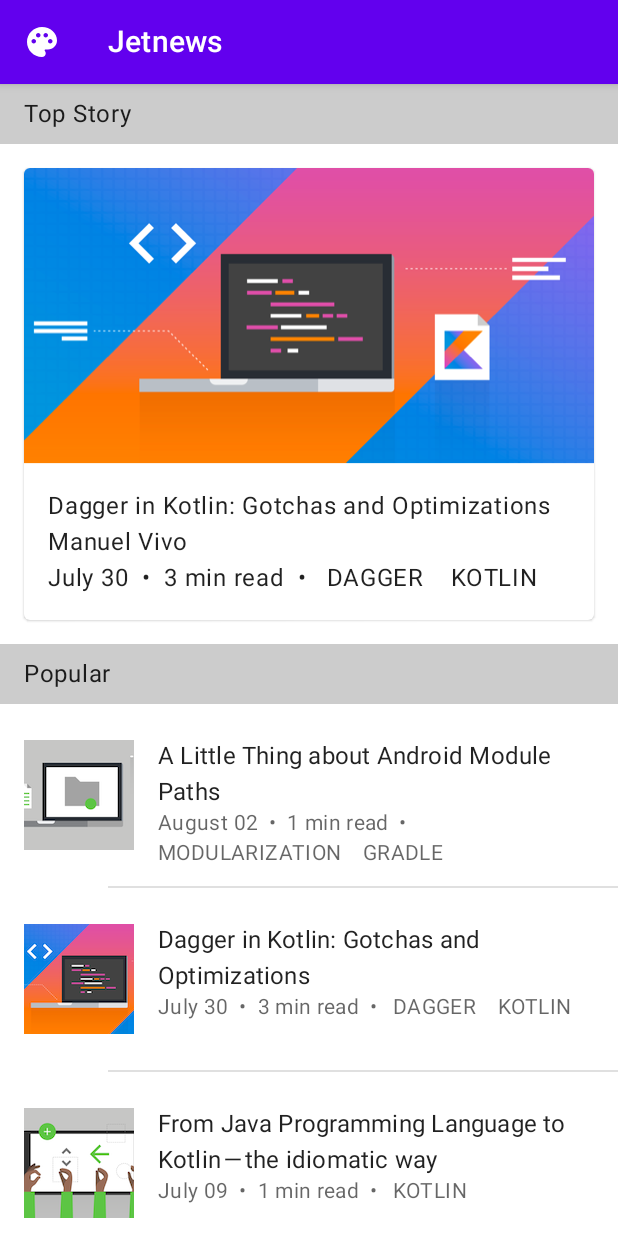
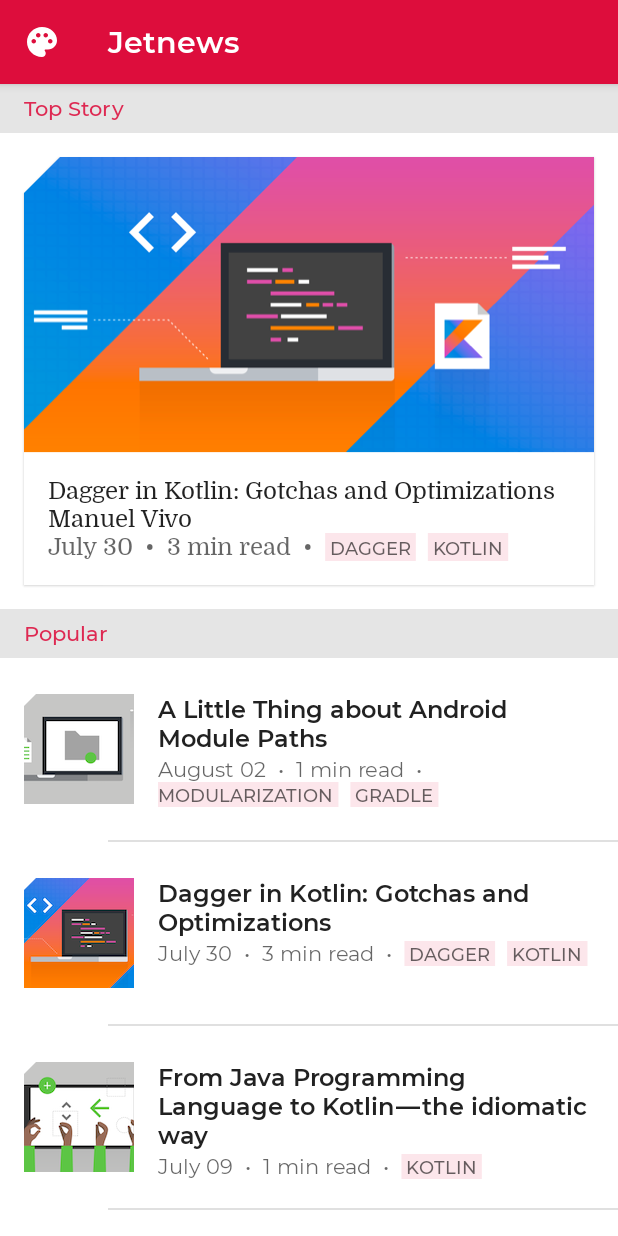
Before and after one commit to theodesp/jetpackComposeThemeApp, an Android app built with Jetpack Compose: the screen it shows after launch (MainActivity), on a phone screen of 412 x 824 dp. Run offline under Robolectric (Android 15) with nearby library versions, the phone set to English and light mode, and no system bars.

Commit message:
Add themes
Signed-off-by: theodesp <328805+theodesp@users.noreply.github.com>

```diff
--- a/app/src/main/java/com/codelab/theming/ui/start/Home.kt
+++ b/app/src/main/java/com/codelab/theming/ui/start/Home.kt
@@ -27,21 +27,14 @@ import androidx.compose.foundation.layout.heightIn
 import androidx.compose.foundation.layout.padding
 import androidx.compose.foundation.lazy.LazyColumn
 import androidx.compose.foundation.lazy.items
-import androidx.compose.material.Card
-import androidx.compose.material.Divider
-import androidx.compose.material.ExperimentalMaterialApi
-import androidx.compose.material.Icon
-import androidx.compose.material.ListItem
-import androidx.compose.material.MaterialTheme
-import androidx.compose.material.Scaffold
-import androidx.compose.material.Surface
-import androidx.compose.material.Text
-import androidx.compose.material.TopAppBar
+import androidx.compose.material.*
 import androidx.compose.material.icons.Icons
 import androidx.compose.material.icons.rounded.Palette
 import androidx.compose.runtime.Composable
+import androidx.compose.runtime.CompositionLocalProvider
 import androidx.compose.runtime.remember
 import androidx.compose.ui.Modifier
+import androidx.compose.ui.draw.clip
 import androidx.compose.ui.graphics.Color
 import androidx.compose.ui.layout.ContentScale
 import androidx.compose.ui.res.painterResource
@@ -49,18 +42,21 @@ import androidx.compose.ui.res.stringResource
 import androidx.compose.ui.semantics.heading
 import androidx.compose.ui.semantics.semantics
 import androidx.compose.ui.text.buildAnnotatedString
+import androidx.compose.ui.text.withStyle
 import androidx.compose.ui.tooling.preview.Preview
 import androidx.compose.ui.unit.dp
 import com.codelab.theming.R
 import com.codelab.theming.data.Post
 import com.codelab.theming.data.PostRepo
+import com.codelab.theming.ui.finish.PostItem
+import com.codelab.theming.ui.start.theme.JetnewsTheme
 import java.util.Locale
 
 @Composable
 fun Home() {
     val featured = remember { PostRepo.getFeaturedPost() }
     val posts = remember { PostRepo.getPosts() }
-    MaterialTheme {
+    JetnewsTheme {
         Scaffold(
             topBar = { AppBar() }
         ) { innerPadding ->
@@ -99,7 +95,7 @@ private fun AppBar() {
         title = {
             Text(text = stringResource(R.string.app_title))
         },
-        backgroundColor = MaterialTheme.colors.primary
+        backgroundColor = MaterialTheme.colors.primarySurface
     )
 }
 
@@ -108,15 +104,20 @@ fun Header(
     text: String,
     modifier: Modifier = Modifier
 ) {
+    Surface(
+           color = MaterialTheme.colors.onSurface.copy(alpha = 0.1f),
+           contentColor = MaterialTheme.colors.primary,
+           modifier = modifier
+                 ) {
         Text(
             text = text,
-        modifier = modifier
-            .fillMaxWidth()
-            .background(Color.LightGray)
-            .semantics { heading() }
-            .padding(horizontal = 16.dp, vertical = 8.dp)
+            style = MaterialTheme.typography.subtitle2,
+            modifier = Modifier.fillMaxWidth().padding(horizontal = 16.dp, vertical = 8.dp)
         )
     }
+}
+
+
 
 @Composable
 fun FeaturedPost(
@@ -161,6 +162,9 @@ private fun PostMetadata(
 ) {
     val divider = "  •  "
     val tagDivider = "  "
+    val tagStyle = MaterialTheme.typography.overline.toSpanStyle().copy(
+        background = MaterialTheme.colors.primary.copy(alpha = 0.1f)
+    )
     val text = buildAnnotatedString {
         append(post.metadata.date)
         append(divider)
@@ -170,13 +174,17 @@ private fun PostMetadata(
             if (index != 0) {
                 append(tagDivider)
             }
+            withStyle(tagStyle) {
                 append(" ${tag.uppercase(Locale.getDefault())} ")
             }
         }
+    }
+    CompositionLocalProvider(LocalContentAlpha provides ContentAlpha.medium) {
         Text(
             text = text,
             modifier = modifier
         )
+    }
 }
 
 @OptIn(ExperimentalMaterialApi::class)
@@ -192,7 +200,8 @@ fun PostItem(
         icon = {
             Image(
                 painter = painterResource(post.imageThumbId),
-                contentDescription = null
+                contentDescription = null,
+                modifier = Modifier.clip(shape = MaterialTheme.shapes.small)
             )
         },
         text = {
@@ -208,16 +217,25 @@ fun PostItem(
 @Composable
 private fun PostItemPreview() {
     val post = remember { PostRepo.getFeaturedPost() }
-    Surface {
+    JetnewsTheme { Surface {
         PostItem(post = post)
-    }
+    } }
 }
 
 @Preview("Featured Post")
 @Composable
 private fun FeaturedPostPreview() {
     val post = remember { PostRepo.getFeaturedPost() }
+    JetnewsTheme { FeaturedPost(post = post) }
+}
+
+@Preview("Featured Post • Dark")
+@Composable
+private fun FeaturedPostDarkPreview() {
+    val post = remember { PostRepo.getFeaturedPost() }
+    JetnewsTheme(darkTheme = true) {
         FeaturedPost(post = post)
+    }
 }
 
 @Preview("Home")
--- /dev/null
+++ b/app/src/main/java/com/codelab/theming/ui/start/theme/Color.kt
@@ -0,0 +1,9 @@
+package com.codelab.theming.ui.start.theme
+
+import androidx.compose.ui.graphics.Color
+
+val Red200 = Color(0xfff297a2)
+val Red300 = Color(0xffea6d7e)
+val Red700 = Color(0xffdd0d3c)
+val Red800 = Color(0xffd00036)
+val Red900 = Color(0xffc20029)
--- /dev/null
+++ b/app/src/main/java/com/codelab/theming/ui/start/theme/Shape.kt
@@ -0,0 +1,12 @@
+package com.codelab.theming.ui.start.theme
+
+import androidx.compose.foundation.shape.CutCornerShape
+import androidx.compose.foundation.shape.RoundedCornerShape
+import androidx.compose.material.Shapes
+import androidx.compose.ui.unit.dp
+
+val JetnewsShapes = Shapes(
+    small = CutCornerShape(topStart = 8.dp),
+    medium = CutCornerShape(topStart = 24.dp),
+    large = RoundedCornerShape(8.dp)
+)
--- /dev/null
+++ b/app/src/main/java/com/codelab/theming/ui/start/theme/Theme.kt
@@ -0,0 +1,32 @@
+package com.codelab.theming.ui.start.theme
+
+import androidx.compose.foundation.isSystemInDarkTheme
+import androidx.compose.material.MaterialTheme
+import androidx.compose.material.darkColors
+import androidx.compose.material.lightColors
+import androidx.compose.runtime.Composable
+import androidx.compose.ui.graphics.Color
+
+@Composable
+fun JetnewsTheme(darkTheme: Boolean = isSystemInDarkTheme(), content: @Composable () -> Unit) {
+    MaterialTheme(colors = if (darkTheme) DarkColors else LightColors, shapes = JetnewsShapes, typography = JetnewsTypography, content = content)
+}
+
+private val LightColors = lightColors(
+    primary = Red700,
+    primaryVariant = Red900,
+    onPrimary = Color.White,
+    secondary = Red700,
+    secondaryVariant = Red900,
+    onSecondary = Color.White,
+    error = Red800
+)
+
+private val DarkColors = darkColors(
+    primary = Red300,
+    primaryVariant = Red700,
+    onPrimary = Color.Black,
+    secondary = Red300,
+    onSecondary = Color.Black,
+    error = Red200
+)
--- /dev/null
+++ b/app/src/main/java/com/codelab/theming/ui/start/theme/Typography.kt
@@ -0,0 +1,72 @@
+package com.codelab.theming.ui.start.theme
+
+import androidx.compose.material.Typography
+import androidx.compose.ui.text.TextStyle
+import androidx.compose.ui.text.font.Font
+import androidx.compose.ui.text.font.FontFamily
+import androidx.compose.ui.text.font.FontWeight
+import androidx.compose.ui.unit.sp
+import com.codelab.theming.R
+
+private val Montserrat = FontFamily(
+    Font(R.font.montserrat_regular),
+    Font(R.font.montserrat_medium, FontWeight.W500),
+    Font(R.font.montserrat_semibold, FontWeight.W600)
+)
+
+private val Domine = FontFamily(
+    Font(R.font.domine_regular),
+    Font(R.font.domine_bold, FontWeight.Bold)
+)
+
+val JetnewsTypography = Typography(
+    h4 = TextStyle(
+        fontFamily = Montserrat,
+        fontWeight = FontWeight.W600,
+        fontSize = 30.sp
+    ),
+    h5 = TextStyle(
+        fontFamily = Montserrat,
+        fontWeight = FontWeight.W600,
+        fontSize = 24.sp
+    ),
+    h6 = TextStyle(
+        fontFamily = Montserrat,
+        fontWeight = FontWeight.W600,
+        fontSize = 20.sp
+    ),
+    subtitle1 = TextStyle(
+        fontFamily = Montserrat,
+        fontWeight = FontWeight.W600,
+        fontSize = 16.sp
+    ),
+    subtitle2 = TextStyle(
+        fontFamily = Montserrat,
+        fontWeight = FontWeight.W500,
+        fontSize = 14.sp
+    ),
+    body1 = TextStyle(
+        fontFamily = Domine,
+        fontWeight = FontWeight.Normal,
+        fontSize = 16.sp
+    ),
+    body2 = TextStyle(
+        fontFamily = Montserrat,
+        fontSize = 14.sp
+    ),
+    button = TextStyle(
+        fontFamily = Montserrat,
+        fontWeight = FontWeight.W500,
+        fontSize = 14.sp
+    ),
+    caption = TextStyle(
+        fontFamily = Montserrat,
+        fontWeight = FontWeight.Normal,
+        fontSize = 12.sp
+    ),
+    overline = TextStyle(
+        fontFamily = Montserrat,
+        fontWeight = FontWeight.W500,
+        fontSize = 12.sp
+    )
+)
```
Lines whose indentation alone changed are shown as unchanged.
